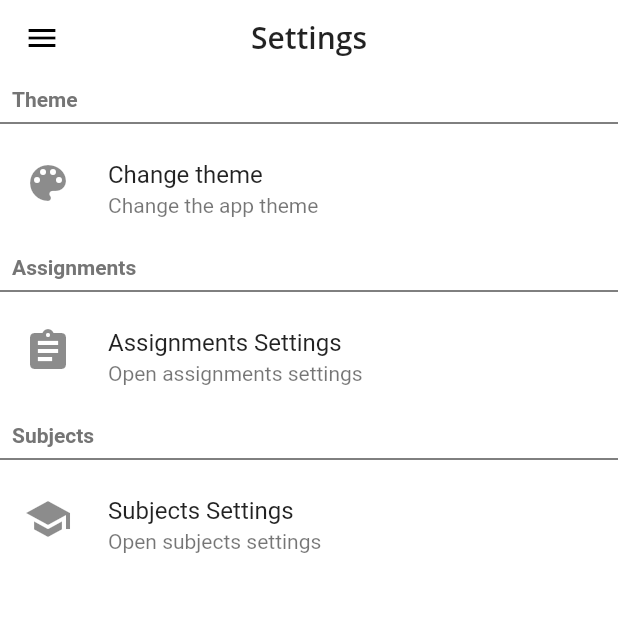
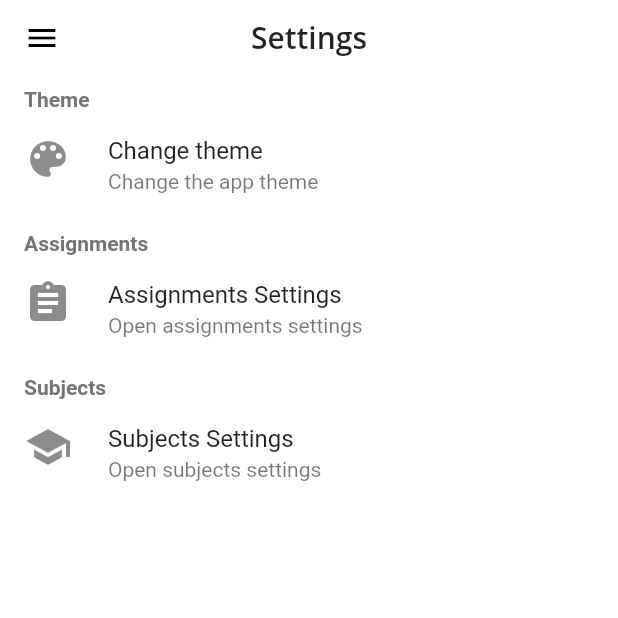
Before and after one commit to Reprevise/school_life, a Flutter app: the screen it shows after launch, in the side drawer, after a tap on "Settings", on a phone screen of 412 x 824 dp, the top half of it. Run offline on Flutter 3.47's test engine with Material 2 defaults, Android fonts, the phone set to English and light mode, and no system bars; our stand-ins replace auto_size_text, device_info, dynamic_theme, flutter_colorpicker, flutter_form_builder, shared_preferences and 1 more; missing offline and left inert: flutter_statusbarcolor, ntp; accounts and stored records are empty.

Commit message:
Minor fixes
Updated dependencies and allows for global system brightness changes
across all platforms

```diff
--- a/lib/app.dart
+++ b/lib/app.dart
@@ -44,7 +44,7 @@ class App extends StatelessWidget {
           initialRoute: '/',
           routes: routes,
           theme: theme,
-          darkTheme: theme,
+          darkTheme: Themes.darkTheme,
           navigatorObservers: [CustomRouteObserver()],
           debugShowCheckedModeBanner: false,
           title: 'School Life',
--- a/lib/screens/home/home.dart
+++ b/lib/screens/home/home.dart
@@ -3,31 +3,18 @@ import 'package:school_life/services/theme_service.dart';
 
 import 'package:school_life/widgets/appbar/custom_appbar.dart';
 import 'package:school_life/widgets/drawer/custom_drawer.dart';
+import 'package:school_life/widgets/lifecycle_event_handler/lifecycle_events.dart';
 
 class HomePage extends StatefulWidget {
   @override
   _HomePageState createState() => _HomePageState();
 }
 
-class _HomePageState extends State<HomePage> with WidgetsBindingObserver {
+class _HomePageState extends State<HomePage> {
   @override
   void initState() {
-    WidgetsBinding.instance.addObserver(this);
+    WidgetsBinding.instance.addObserver(LifecycleEventHandler(resumeCallBack: () => ThemeService().checkMatchingBrightness(context)));
     super.initState();
-  }
-
-  @override
-  void dispose() {
-    WidgetsBinding.instance.removeObserver(this);
-    super.dispose();
-  }
-
-  @override
-  void didChangeAppLifecycleState(AppLifecycleState state) {
-    super.didChangeAppLifecycleState(state);
-    if (state == AppLifecycleState.resumed) {
-      ThemeService().checkMatchingBrightness(context);
-    }
   }
 
   @override
--- a/lib/screens/settings/settings.dart
+++ b/lib/screens/settings/settings.dart
@@ -5,6 +5,7 @@ import 'package:school_life/services/theme_service.dart';
 
 import 'package:school_life/widgets/appbar/custom_appbar.dart';
 import 'package:school_life/widgets/drawer/custom_drawer.dart';
+import 'package:school_life/widgets/lifecycle_event_handler/lifecycle_events.dart';
 
 import 'children/assignments-set.dart';
 import 'children/subjects-set.dart';
@@ -24,6 +25,8 @@ class _SettingsPageState extends State<SettingsPage> {
 
   @override
   void initState() {
+    WidgetsBinding.instance.addObserver(LifecycleEventHandler(
+        resumeCallBack: () => ThemeService().checkMatchingBrightness(context)));
     super.initState();
     _canDeviceChangeTheme();
     _getCurrentTheme();
@@ -76,16 +79,25 @@ class _SettingsPageState extends State<SettingsPage> {
           children: <Widget>[
             Visibility(
               visible: canManuallyChangeThemeInAppSettings,
-              child: buildSettingHeader("Theme"),
+              child: Column(
+                children: <Widget>[
+                  buildSettingHeader("Theme"),
+                  buildThemeToggle(),
+                ],
+              ),
             ),
-            Visibility(
-              visible: canManuallyChangeThemeInAppSettings,
-              child: buildThemeToggle(),
+            Column(
+              children: <Widget>[
+                buildSettingHeader("Assignments"),
+                buildGoToAssignmentsSettings(),
+              ],
             ),
-            buildSettingHeader("Assignments"),
-            buildGoToAssignmentsSettings(),
-            buildSettingHeader("Subjects"),
-            buildGoToSubjectsSettings(),
+            Column(
+              children: <Widget>[
+                buildSettingHeader("Subjects"),
+                buildGoToSubjectsSettings(),
+              ],
+            )
           ],
         ),
       ),
@@ -93,11 +105,10 @@ class _SettingsPageState extends State<SettingsPage> {
   }
 
   Widget buildSettingHeader(String title) {
-    return Column(
-      crossAxisAlignment: CrossAxisAlignment.start,
+    return Row(
       children: <Widget>[
         Padding(
-          padding: EdgeInsets.only(left: 8.0, top: 8.0),
+          padding: EdgeInsets.only(left: 16.0, top: 8.0),
           child: Text(
             title,
             style: TextStyle(
@@ -105,7 +116,6 @@ class _SettingsPageState extends State<SettingsPage> {
                 color: Theme.of(context).accentColor),
           ),
         ),
-        Divider()
       ],
     );
   }
@@ -115,9 +125,8 @@ class _SettingsPageState extends State<SettingsPage> {
       leading: Icon(Icons.color_lens, size: 32),
       title: Text("Change theme"),
       subtitle: Text("Change the app theme"),
-      onTap: () {
-        showDialog(builder: (context) => buildThemeDialog(), context: context);
-      },
+      onTap: () => showDialog(
+          builder: (context) => buildThemeDialog(), context: context),
     );
   }
 
--- a/lib/screens/subjects/subjects.dart
+++ b/lib/screens/subjects/subjects.dart
@@ -5,6 +5,7 @@ import 'package:school_life/services/theme_service.dart';
 import 'package:school_life/util/models/subject.dart';
 import 'package:school_life/widgets/appbar/custom_appbar.dart';
 import 'package:school_life/widgets/drawer/custom_drawer.dart';
+import 'package:school_life/widgets/lifecycle_event_handler/lifecycle_events.dart';
 
 class SubjectsPage extends StatefulWidget {
   @override
@@ -16,6 +17,8 @@ class _SubjectsPageState extends State<SubjectsPage> {
 
   @override
   void initState() {
+    WidgetsBinding.instance.addObserver(LifecycleEventHandler(
+        resumeCallBack: () => ThemeService().checkMatchingBrightness(context)));
     refreshSubjects();
     super.initState();
   }
--- /dev/null
+++ b/lib/widgets/lifecycle_event_handler/lifecycle_events.dart
@@ -0,0 +1,15 @@
+import 'package:flutter/widgets.dart';
+
+class LifecycleEventHandler extends WidgetsBindingObserver {
+  LifecycleEventHandler({this.resumeCallBack});
+
+  final Function resumeCallBack;
+
+  @override
+  void didChangeAppLifecycleState(AppLifecycleState state) {
+    if (state == AppLifecycleState.resumed) {
+      resumeCallBack();
+      return;
+    }
+  }
+}
--- a/pubspec.yaml
+++ b/pubspec.yaml
@@ -15,10 +15,10 @@ dependencies:
   auto_size_text: ^2.1.0
   dynamic_theme: ^1.0.1
   flutter_form_builder: ^3.5.5
-  shared_preferences: ^0.5.3+5
+  shared_preferences: ^0.5.4+1
   ntp: ^1.0.4
   flutter_colorpicker: any
-  device_info: ^0.4.0+3
+  device_info: ^0.4.1+1
   flutter_statusbarcolor: ^0.2.2
 
 dev_dependencies:
```
Also changed, not shown: lib/screens/assignments/assignments.dart (+7 -4 lines), lib/screens/forms/add_assignnment/add_assignment.dart (+8 -0 lines), lib/screens/forms/add_subject/add_subject.dart (+8 -0 lines), lib/screens/help_feedback/help_feedback.dart (+14 -1 lines), lib/screens/schedule/schedule.dart (+24 -14 lines), lib/screens/settings/children/assignments-set.dart (+9 -0 lines), lib/screens/settings/children/subjects-set.dart (+10 -2 lines), lib/screens/upgrade/upgrade.dart (+14 -1 lines), pubspec.lock.
